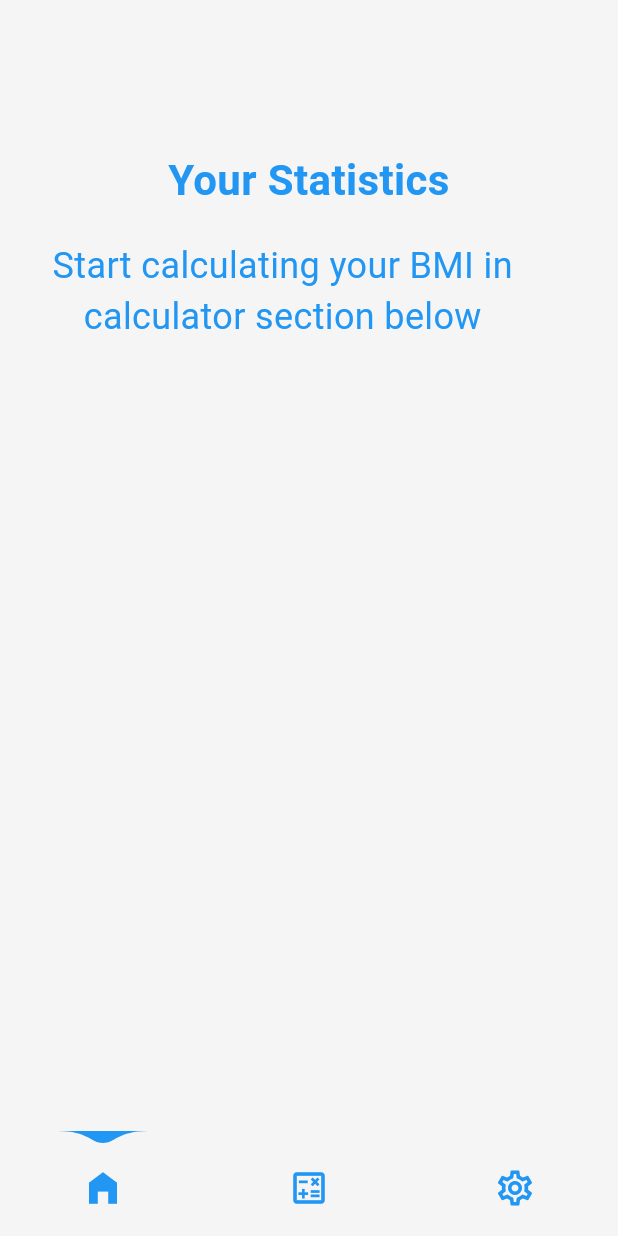
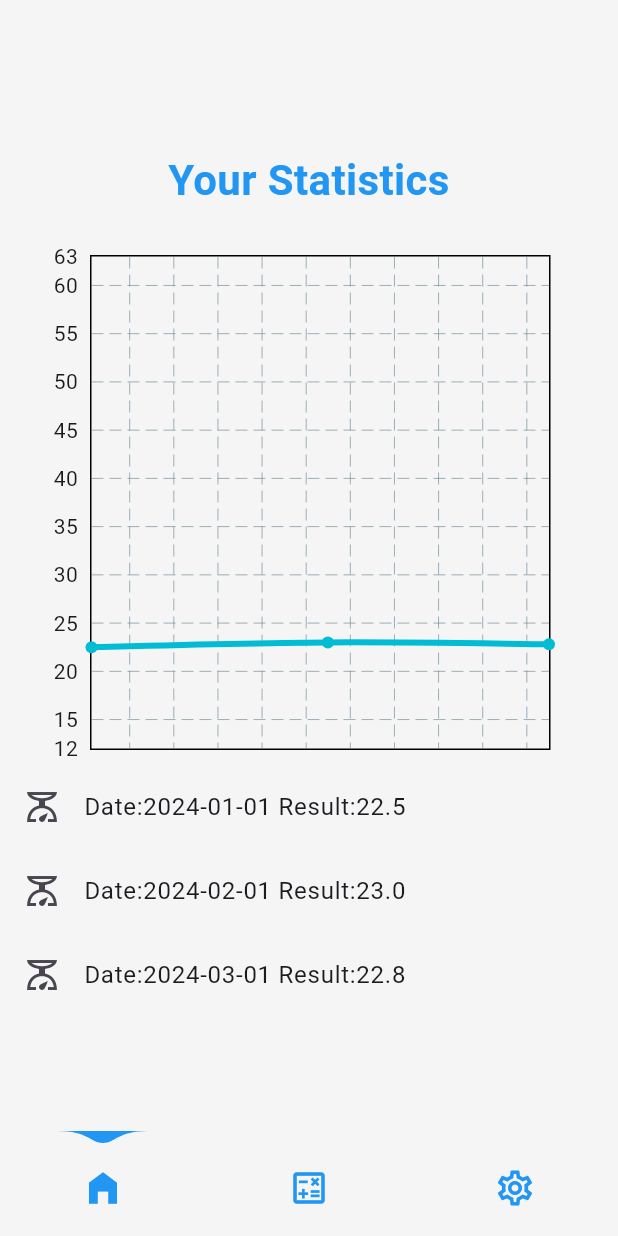
Before and after one commit to kry-ozo/bmiApp, a Flutter app: the screen it shows after launch, on a phone screen of 412 x 824 dp. Run offline on Flutter 3.47's test engine with Material 3 defaults, Android fonts, the phone set to English and light mode, and no system bars; drawn by our look-alikes of fl_chart, water_drop_nav_bar.

Commit message:
fixed provider, the result of bmi is added to main page and showed on chartline

```diff
--- a/lib/components/chart_line.dart
+++ b/lib/components/chart_line.dart
@@ -5,6 +5,7 @@ import 'package:weather_app/models/bmi_data.dart';
 class ChartLine extends StatelessWidget {
   final List<BmiData> bmiHistory;
   const ChartLine({super.key, required this.bmiHistory});
+
 
   @override
   Widget build(BuildContext context) {
@@ -15,8 +16,8 @@ class ChartLine extends StatelessWidget {
         padding: const EdgeInsets.symmetric(vertical: 10, horizontal: 10),
         child: LineChart(
           LineChartData(
-            maxY: 30.0,
-            minY: 15.0,
+            maxY: 63.0,
+            minY: 12.0,
             gridData: FlGridData(show: true),
             titlesData: FlTitlesData(
               leftTitles: const AxisTitles(
--- a/lib/pages/home_page.dart
+++ b/lib/pages/home_page.dart
@@ -35,12 +35,11 @@ class _HomePageState extends State<HomePage> {
 
   void addBmiData(){
     final int weight = int.parse(weightData.text);
-    final int height = int.parse(weightData.text);
+    final int height = int.parse(heightData.text);
     final double heightInMeters = height/100;
-    final bmi  =  weight / (heightInMeters * heightInMeters);
+    final double bmi  = ((weight / (heightInMeters * heightInMeters)*10).round()) / 10;
 
     final date = DateTime.now();
-    print(Provider.of<BmiProvider>(context).bmiData);
 
     Provider.of<BmiProvider>(context, listen: false).addBmiData(bmi, date);
   }
--- a/lib/pages/main_page.dart
+++ b/lib/pages/main_page.dart
@@ -14,7 +14,6 @@ class MainPage extends StatefulWidget {
 }
 
 class _MainPageState extends State<MainPage> {
-  List<BmiData> bmiHistory = [];
 
   @override
   Widget build(BuildContext context) {
@@ -42,9 +41,9 @@ class _MainPageState extends State<MainPage> {
           ),
         Expanded(
           child: ListView.builder(
-            itemCount: bmiHistory.length,
+            itemCount: bmiProvider.bmiData.length,
             itemBuilder: (context, index){
-              return BmiTile(bmiData: bmiHistory[index]);
+              return BmiTile(bmiData: bmiProvider.bmiData[index]);
             },),
         )
        ],
--- a/lib/services/bmi_provider.dart
+++ b/lib/services/bmi_provider.dart
@@ -3,7 +3,11 @@ import 'package:weather_app/models/bmi_data.dart';
 import 'package:uuid/uuid.dart';
 
 class BmiProvider with ChangeNotifier{
-  final List<BmiData> _bmiData = [];
+  final List<BmiData> _bmiData = [
+    BmiData("1",DateTime(2024, 1, 1), 22.5),
+    BmiData("2",DateTime(2024, 2, 1), 23.0),
+    BmiData("3",DateTime(2024, 3, 1), 22.8),
+  ];
 
 
 
```
